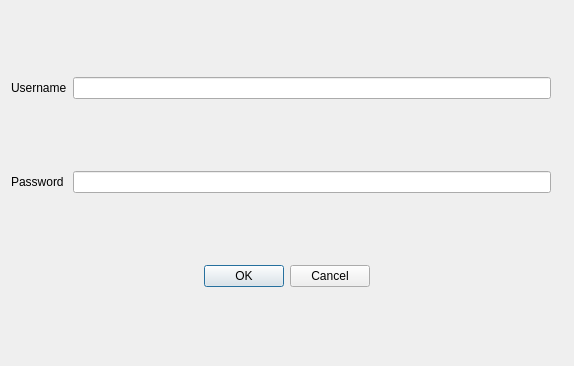
Qt form src/mumble/ConnectDialog.ui (AFcPPe/Audio-For-SKYline-Standalone) before a commit.
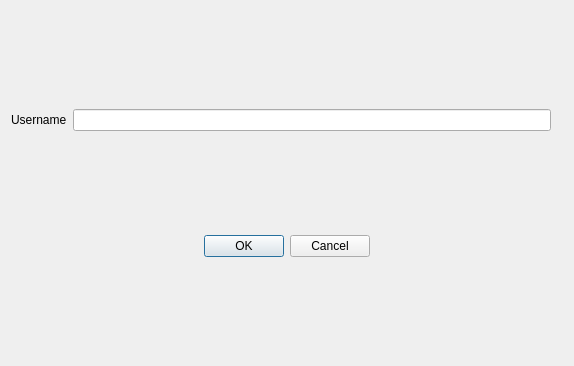
The same form after that commit.

Commit message: 改变了登录的UI，禁用了服务器选择

Diff of the .ui file:
```diff
--- a/src/mumble/ConnectDialog.ui
+++ b/src/mumble/ConnectDialog.ui
@@ -14,6 +14,9 @@
    <string>Mumble Server Connect</string>
   </property>
   <layout class="QGridLayout" name="gridLayout">
+   <item row="0" column="1">
+    <widget class="QLineEdit" name="qleUsername"/>
+   </item>
    <item row="0" column="0">
     <widget class="QLabel" name="qlbUsername">
      <property name="contextMenuPolicy">
@@ -24,20 +27,7 @@
      </property>
     </widget>
    </item>
-   <item row="1" column="0">
-    <widget class="QLabel" name="qlbPassword">
-     <property name="text">
-      <string>Password</string>
-     </property>
-    </widget>
-   </item>
-   <item row="0" column="1">
-    <widget class="QLineEdit" name="qleUsername"/>
-   </item>
-   <item row="1" column="1">
-    <widget class="QLineEdit" name="qlePassword"/>
-   </item>
-   <item row="4" column="0" colspan="4" alignment="Qt::AlignHCenter">
+   <item row="3" column="0" colspan="4" alignment="Qt::AlignHCenter">
     <widget class="QDialogButtonBox" name="qdbbButtonBox">
      <property name="sizePolicy">
       <sizepolicy hsizetype="Fixed" vsizetype="Fixed">
```
The commit also changes 2 other files.
